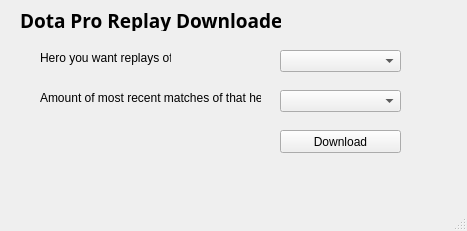
Before: the Qt Designer form untitled.ui in WHDaniels/dotaProReplayDownloader, drawn with Qt 5.
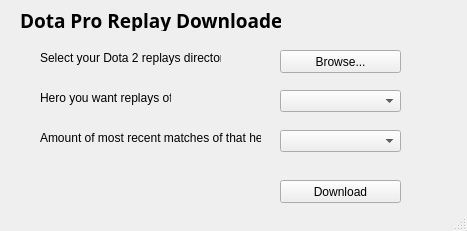
After: the same form once the commit is applied.

Commit message: Added option to browse replay path; detects if replays have already been downloaded

Diff of the .ui file:
```diff
--- a/untitled.ui
+++ b/untitled.ui
@@ -33,7 +33,7 @@
     <property name="geometry">
      <rect>
       <x>280</x>
-      <y>50</y>
+      <y>90</y>
       <width>121</width>
       <height>22</height>
      </rect>
@@ -43,7 +43,7 @@
     <property name="geometry">
      <rect>
       <x>280</x>
-      <y>90</y>
+      <y>130</y>
       <width>121</width>
       <height>22</height>
      </rect>
@@ -53,7 +53,7 @@
     <property name="geometry">
      <rect>
       <x>40</x>
-      <y>50</y>
+      <y>90</y>
       <width>131</width>
       <height>16</height>
      </rect>
@@ -69,7 +69,7 @@
     <property name="geometry">
      <rect>
       <x>40</x>
-      <y>90</y>
+      <y>130</y>
       <width>221</width>
       <height>16</height>
      </rect>
@@ -106,7 +106,7 @@
     <property name="geometry">
      <rect>
       <x>280</x>
-      <y>130</y>
+      <y>180</y>
       <width>121</width>
       <height>23</height>
      </rect>
@@ -115,6 +115,32 @@
      <string>Download</string>
     </property>
    </widget>
+   <widget class="QLabel" name="browseLabel">
+    <property name="geometry">
+     <rect>
+      <x>40</x>
+      <y>50</y>
+      <width>181</width>
+      <height>16</height>
+     </rect>
+    </property>
+    <property name="text">
+     <string>Select your Dota 2 replays directory:</string>
+    </property>
+   </widget>
+   <widget class="QPushButton" name="browseButton">
+    <property name="geometry">
+     <rect>
+      <x>280</x>
+      <y>50</y>
+      <width>121</width>
+      <height>23</height>
+     </rect>
+    </property>
+    <property name="text">
+     <string>Browse...</string>
+    </property>
+   </widget>
   </widget>
   <widget class="QStatusBar" name="statusbar"/>
  </widget>
```
The commit also changes 3 other files.
